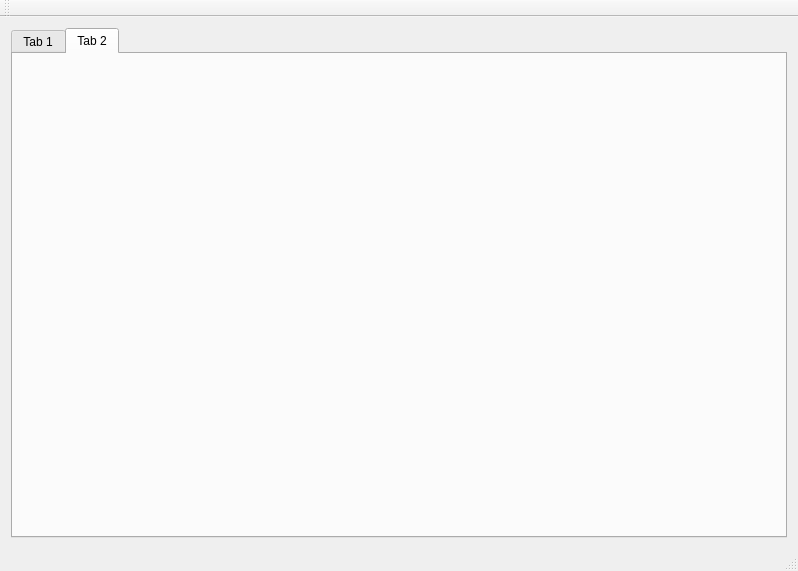
Above: audioPipe/mainwindow.ui from Krb686/audioPipe before the change. Below: the same form after it.
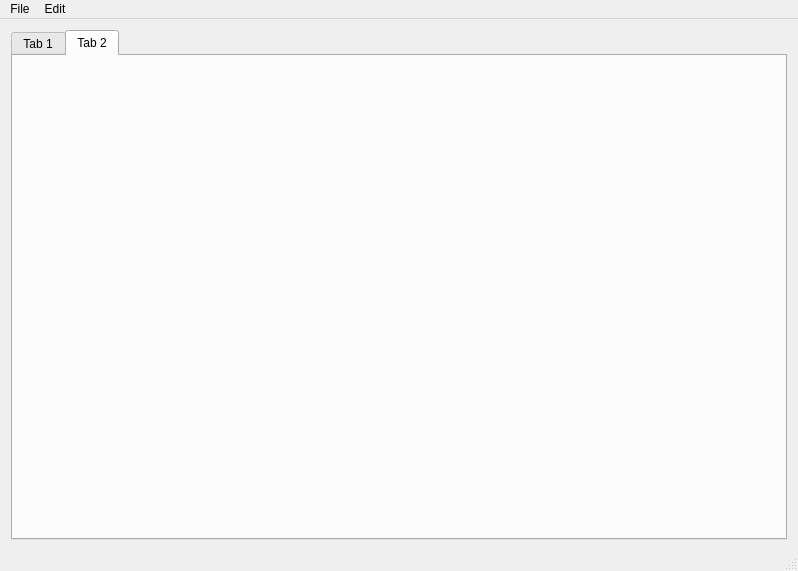
That is the form after the change. The open tabs and pages were chosen to show the change.

Commit message: Minor changes. -Added File menu skeleton

The edit to the form file:
```diff
--- a/audioPipe/mainwindow.ui
+++ b/audioPipe/mainwindow.ui
@@ -17,8 +17,14 @@
    <layout class="QGridLayout" name="gridLayout_2">
     <item row="0" column="0">
      <layout class="QGridLayout" name="gridLayout" rowstretch="0">
+      <property name="spacing">
+       <number>0</number>
+      </property>
       <item row="0" column="0">
        <widget class="QTabWidget" name="tabWidget">
+        <property name="currentIndex">
+         <number>1</number>
+        </property>
         <widget class="QWidget" name="tab">
          <attribute name="title">
           <string>Tab 1</string>
@@ -35,6 +41,14 @@
     </item>
    </layout>
   </widget>
+  <widget class="QStatusBar" name="statusBar">
+   <property name="minimumSize">
+    <size>
+     <width>100</width>
+     <height>20</height>
+    </size>
+   </property>
+  </widget>
   <widget class="QMenuBar" name="menuBar">
    <property name="geometry">
     <rect>
@@ -44,22 +58,37 @@
      <height>21</height>
     </rect>
    </property>
-   <property name="defaultUp">
-    <bool>true</bool>
+   <widget class="QMenu" name="menuFile">
+    <property name="title">
+     <string>File</string>
+    </property>
+    <addaction name="actionOpen"/>
+    <addaction name="separator"/>
+    <addaction name="actionExit"/>
+   </widget>
+   <widget class="QMenu" name="menuEdit">
+    <property name="title">
+     <string>Edit</string>
+    </property>
+   </widget>
+   <addaction name="menuFile"/>
+   <addaction name="menuEdit"/>
+  </widget>
+  <action name="actionFile">
+   <property name="text">
+    <string>File</string>
    </property>
-   <property name="nativeMenuBar">
-    <bool>true</bool>
+  </action>
+  <action name="actionOpen">
+   <property name="text">
+    <string>Open</string>
    </property>
-  </widget>
-  <widget class="QToolBar" name="mainToolBar">
-   <attribute name="toolBarArea">
-    <enum>TopToolBarArea</enum>
-   </attribute>
-   <attribute name="toolBarBreak">
-    <bool>false</bool>
-   </attribute>
-  </widget>
-  <widget class="QStatusBar" name="statusBar"/>
+  </action>
+  <action name="actionExit">
+   <property name="text">
+    <string>Exit</string>
+   </property>
+  </action>
  </widget>
  <layoutdefault spacing="6" margin="11"/>
  <resources/>
```
The commit also changes 1 other file.
